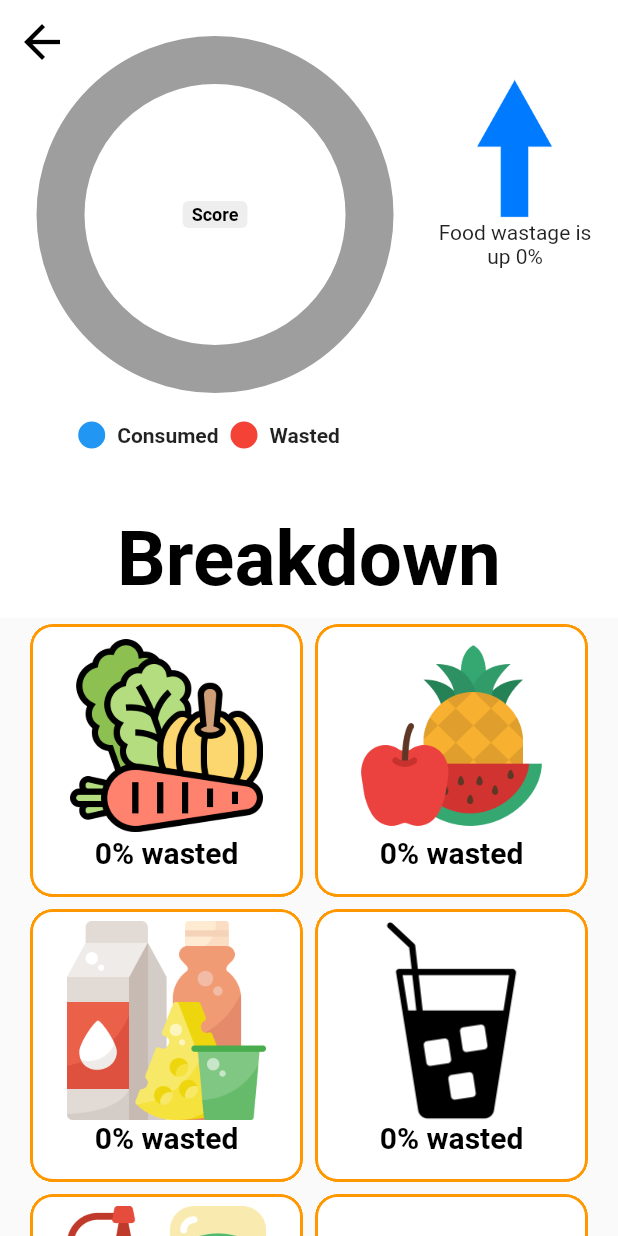
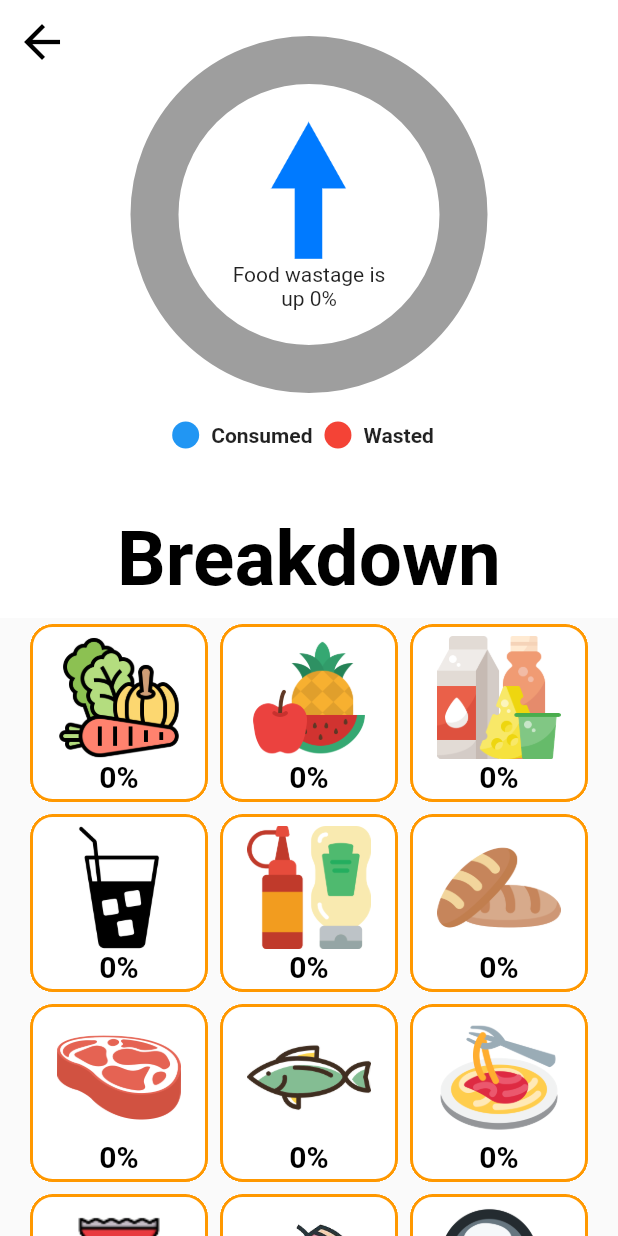
Before and after one commit to NterpriseCEO/GoogleSolutions, a Flutter app: the Dashboard screen opened by its route, on a phone screen of 412 x 824 dp. Run offline on Flutter 3.47's test engine with Material 2 defaults, Android fonts, the phone set to English and light mode, and no system bars; drawn by our look-alikes of pie_chart; our stand-ins replace camera, cloud_firestore, firebase_auth, firebase_core, firebase_messaging, flutter_local_notifications and 8 more; missing offline and left inert: flutter_picker, google_ml_kit; accounts and stored records are empty; statements that could not run were skipped.

Commit message:
Dashboard changes and cloud functions changes

```diff
--- a/lib/UpdateDatabase.dart
+++ b/lib/UpdateDatabase.dart
@@ -113,8 +113,6 @@ Future<List<int>> CalculateData(String Cat) async {
 
 Future<int> CalculatePercent() async {
   //boolean false means we wasted, true means we wasted less
-  int lessWaste = 0;
-
   int foodCountTotal = 0;
   int expiredCount = 0;
   int percentExpired = 0;
--- a/lib/components/InventoryCard.dart
+++ b/lib/components/InventoryCard.dart
@@ -34,7 +34,7 @@ class _InventoryCardState extends State<InventoryCard> {
           borderRadius: BorderRadius.circular(15.0),
           //Border colour and width
           side: BorderSide(
-            color: Colors.orange,
+            color: widget.category != "NA" ? Colors.orange : Colors.white,
             width:2.0,
           ),
         ),
@@ -58,14 +58,18 @@ class _InventoryCardState extends State<InventoryCard> {
                   //Icon for the card
                   Expanded(
                     flex: 4,
-                    child: FadeInImage(image: AssetImage("assets/${widget.category.split(" ").join()}.png"), placeholder: AssetImage("assets/barcode.png")),
+                    child: widget.category != "NA" ?
+                      FadeInImage(
+                        image: AssetImage("assets/${widget.category.split(" ").join()}.png"),
+                        placeholder: AssetImage("assets/barcode.png")
+                      ) : Container(),
                   ),
-                  //Card Title
                   Expanded(
                     flex: 1,
                     child: Text(
-                      widget.isBreakdownCard ? "${widget.expiredAmount}% wasted" : widget.category,
+                      widget.isBreakdownCard ? widget.category != "NA" ? "${widget.expiredAmount}%" : "" : widget.category,
                       overflow: TextOverflow.ellipsis,
+                      textAlign: TextAlign.center,
                       style: TextStyle(
                         color: Colors.black,
                         fontSize:20.0,
--- a/lib/pages/Dashboard.dart
+++ b/lib/pages/Dashboard.dart
@@ -49,18 +49,24 @@ class _DashboardState extends State<Dashboard> {
       "Snacks",
       "Desserts",
       "Homemade Meals",
-      "Misc"
+      "NA",
+      "Misc",
+      "NA"
     ];
     DateTime d = DateTime.now();
 
+    int number = 0;
     for (String category in categories) {
+      print("The number $number");
       List<int> expired = await CalculateData(category);
       inventoryCards?.add(InventoryCard(
         category: category,
         isBreakdownCard: true,
-          expiredAmount: expired[0]));
+        expiredAmount: expired[0])
+      );
       total += expired[1];
       expiredAmount += expired[2];
+      number++;
     }
 
     return 1;
@@ -84,12 +90,14 @@ class _DashboardState extends State<Dashboard> {
                     expandedHeight: MediaQuery.of(context).size.width,
                     automaticallyImplyLeading: false,
                     leading: IconButton(
-                        icon: Icon(Icons.arrow_back,
+                    icon: Icon(
+                      Icons.arrow_back,
                       size: 36, color: Colors.black),
                       tooltip: 'Return to Inventory',
                       onPressed: () {
                         Navigator.pop(context);
-                        }),
+                      }
+                    ),
                     stretch: true,
                     pinned: true,
                     flexibleSpace: FlexibleSpaceBar(
@@ -123,7 +131,7 @@ class _DashboardState extends State<Dashboard> {
                   SliverPadding(
                     padding: EdgeInsets.symmetric(horizontal: 16.0),
                     sliver: SliverGrid.count(
-                      crossAxisCount: 2,
+                      crossAxisCount: 3,
                       children: [
                         inventoryCards[0],
                         inventoryCards[1],
@@ -138,6 +146,8 @@ class _DashboardState extends State<Dashboard> {
                         inventoryCards[10],
                         inventoryCards[11],
                         inventoryCards[12],
+                        inventoryCards[13],
+                        inventoryCards[14],
                       ],
                     ),
                   ),
@@ -151,7 +161,6 @@ class _DashboardState extends State<Dashboard> {
                           color: Colors.orange,
                           borderRadius: BorderRadius.circular(12),
                         ),
-                      child: Expanded(
                         child: Column(
                           children: [
                             Padding(
@@ -175,8 +184,8 @@ class _DashboardState extends State<Dashboard> {
                             ),
                           ],
                         ),
+                      )
                     ),
-                    )),
                   )
                 ],
               );
@@ -190,7 +199,8 @@ class _DashboardState extends State<Dashboard> {
                       style: TextStyle(
                         fontSize: 36.0,
                       ),
-                  ))
+                    )
+                  )
                 ],
               );
             }
--- a/lib/pages/components/ExpiryChart.dart
+++ b/lib/pages/components/ExpiryChart.dart
@@ -62,12 +62,10 @@ class _ExpiryChartState extends State<ExpiryChart> {
               //     ),
               //   ),
               // ),
-              Row(
-                mainAxisAlignment : MainAxisAlignment.end,
-                crossAxisAlignment: CrossAxisAlignment.start,
+              Stack(
+                alignment: Alignment.center,
                 children: [
-                  Expanded(
-                    child: PieChart(
+                  PieChart(
                     dataMap: dataMap,
                     animationDuration: Duration(seconds: 20),
                     chartLegendSpacing: 32,
@@ -76,7 +74,6 @@ class _ExpiryChartState extends State<ExpiryChart> {
                     initialAngleInDegree: 90,
                     chartType: ChartType.ring,
                     ringStrokeWidth: 32,
-                      centerText: "Score",
                     legendOptions: LegendOptions(
                       showLegendsInRow: true,
                       legendPosition: LegendPosition.bottom,
@@ -94,10 +91,8 @@ class _ExpiryChartState extends State<ExpiryChart> {
                       decimalPlaces: 1,
                     ),
                   ),
-                  ),
-                  SizedBox(width:20.0,),
                   Padding(
-                    padding: const EdgeInsets.only(top: 20.0),
+                    padding: const EdgeInsets.only(bottom: 55.0),
                     child: FutureBuilder<int>(
                       future: CalculatePercent(),
                       builder: (BuildContext context, AsyncSnapshot<int> snapshot) {
```
Also changed, not shown: lib/pages/components/EditScan.dart (+9 -6 lines), assets/Misc.png, 2 other files. Lines whose indentation alone changed are shown as unchanged.
